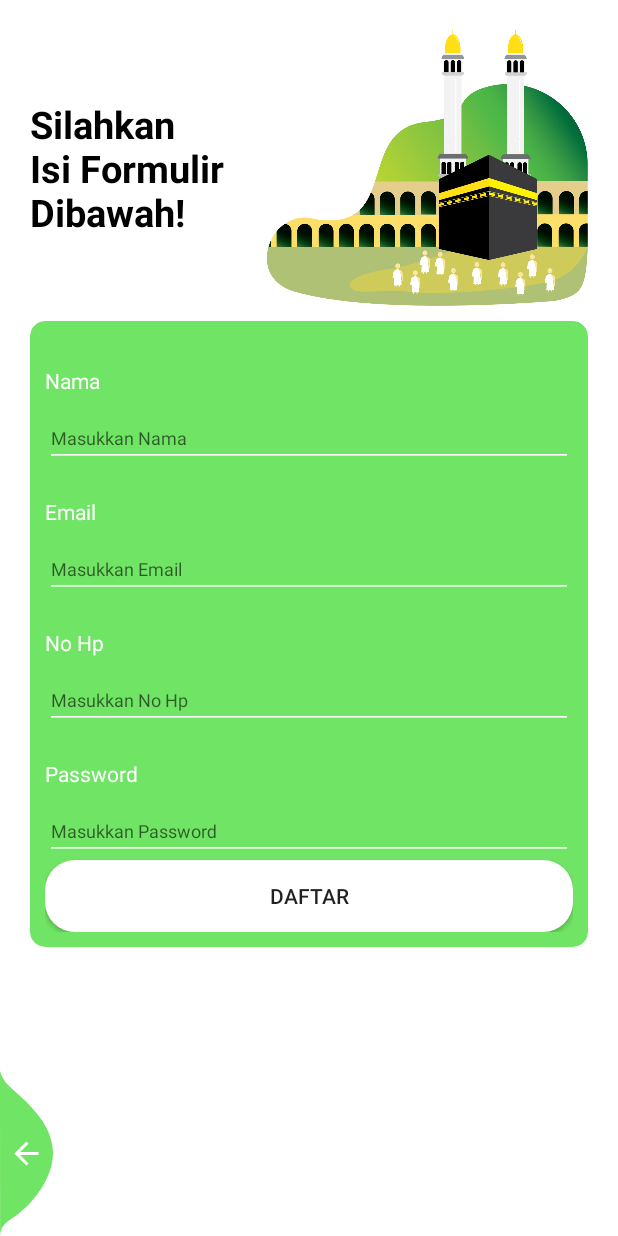
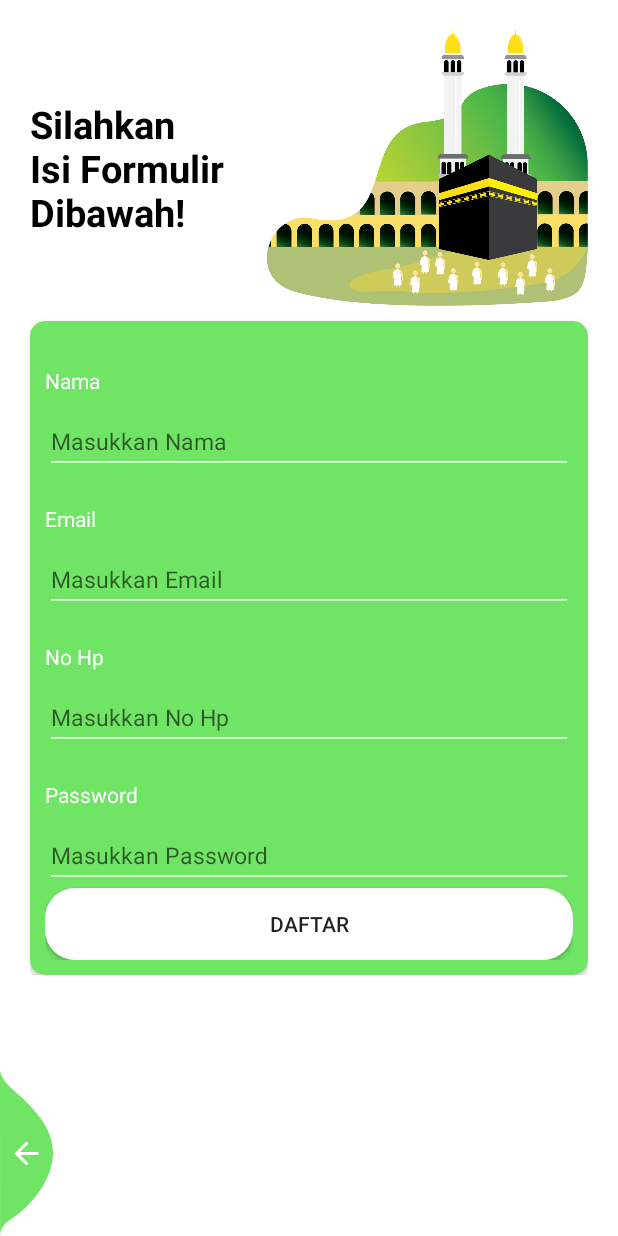
Before and after one commit to Rivaldz/HajiHealthMonitoring, an Android app: the RegisterActivity screen opened directly, with no data from a screen before it, on a phone screen of 412 x 824 dp. Run offline under Robolectric (Android 15) with nearby library versions, the light colour scheme and no system bars; our stand-ins replace Firebase (no records; nobody signed in at launch, a user with empty details on screens opened directly).

Commit message:
menambahkan register

```diff
--- a/app/src/main/AndroidManifest.xml
+++ b/app/src/main/AndroidManifest.xml
@@ -9,10 +9,10 @@
         android:roundIcon="@mipmap/ic_launcher_round"
         android:supportsRtl="true"
         android:theme="@style/AppTheme.NoActionBar">
-<!--        <activity android:name=".activity.LoginActivity"></activity>-->
+        <activity android:name=".activity.LoginActivity"></activity>
         <activity android:name=".activity.RegisterActivity" />
-        <activity android:name=".MainActivity"/>
-        <activity android:name=".activity.LoginActivity">
+<!--        <activity android:name=".MainActivity"/>-->
+        <activity android:name=".MainActivity">
             <intent-filter>
                 <action android:name="android.intent.action.MAIN" />
 
--- a/app/src/main/java/com/valdo/hajihealthmonitoring/MainActivity.java
+++ b/app/src/main/java/com/valdo/hajihealthmonitoring/MainActivity.java
@@ -4,11 +4,13 @@ import androidx.annotation.NonNull;
 import androidx.appcompat.app.AppCompatActivity;
 import androidx.fragment.app.Fragment;
 
+import android.content.Intent;
 import android.os.Bundle;
 import android.view.MenuItem;
 
 //import com.google.android.material.bottomnavigation.BottomNavigationView;
 import com.google.android.material.bottomnavigation.BottomNavigationView;
+import com.valdo.hajihealthmonitoring.activity.LoginActivity;
 import com.valdo.hajihealthmonitoring.fragment.HomeFragment;
 import com.valdo.hajihealthmonitoring.fragment.ProfileFragment;
 
@@ -43,7 +45,8 @@ public class MainActivity extends AppCompatActivity implements BottomNavigationV
                 fragment =new HomeFragment();
                 break;
             case R.id.action_profile:
-                fragment = new ProfileFragment();
+                startActivity(new Intent(this, LoginActivity.class));
+//                fragment = new ProfileFragment();
                 break;
         }
         return loadFragment(fragment);
--- a/app/src/main/java/com/valdo/hajihealthmonitoring/activity/RegisterActivity.java
+++ b/app/src/main/java/com/valdo/hajihealthmonitoring/activity/RegisterActivity.java
@@ -1,16 +1,98 @@
 package com.valdo.hajihealthmonitoring.activity;
 
+import androidx.annotation.NonNull;
 import androidx.appcompat.app.AppCompatActivity;
 
+import android.content.Intent;
 import android.os.Bundle;
+import android.view.View;
+import android.widget.Button;
+import android.widget.EditText;
+import android.widget.ImageButton;
+import android.widget.ImageView;
+import android.widget.Toast;
 
+import com.google.android.gms.tasks.OnCompleteListener;
+import com.google.android.gms.tasks.Task;
+import com.google.firebase.auth.AuthResult;
+import com.google.firebase.auth.FirebaseAuth;
+import com.google.firebase.database.DatabaseReference;
+import com.google.firebase.database.FirebaseDatabase;
 import com.valdo.hajihealthmonitoring.R;
+import com.valdo.hajihealthmonitoring.model.RegisterModel;
 
 public class RegisterActivity extends AppCompatActivity {
+    ImageView backImage;
+    EditText nama, email,noHp, pass;
+    Button register;
+
+    FirebaseAuth firebaseAuth;
+    DatabaseReference databaseReference;
+    FirebaseDatabase firebaseDatabase;
 
     @Override
     protected void onCreate(Bundle savedInstanceState) {
         super.onCreate(savedInstanceState);
         setContentView(R.layout.activity_register);
+        nama = findViewById(R.id.namaRegister);
+        email = findViewById(R.id.emailRegister);
+        noHp = findViewById(R.id.noHpRegister);
+        pass = findViewById(R.id.passRegister);
+
+        backImage = findViewById(R.id.buttonBack);
+        register = findViewById(R.id.buttonDaftar);
+
+        firebaseAuth = FirebaseAuth.getInstance();
+        firebaseDatabase = FirebaseDatabase.getInstance();
+        databaseReference = firebaseDatabase.getReference("User");
+
+
+        backImage.setOnClickListener(new View.OnClickListener() {
+            @Override
+            public void onClick(View v) {
+                startActivity(new Intent(RegisterActivity.this, LoginActivity.class));
+                finish();
+            }
+        });
+
+       register.setOnClickListener(new View.OnClickListener() {
+           @Override
+           public void onClick(View v) {
+               regiterEmail();
+
+           }
+       });
+
+    }
+
+    private void regiterEmail(){
+        String emailString = email.getText().toString();
+        String passString = pass.getText().toString();
+
+        firebaseAuth.createUserWithEmailAndPassword(emailString, passString)
+                .addOnCompleteListener(new OnCompleteListener<AuthResult>() {
+                    @Override
+                    public void onComplete(@NonNull Task<AuthResult> task) {
+                        fillDatabaseRegister();
+                        Toast.makeText(getBaseContext(), "Berhasil Register Silahkan Login Untuk Melanjutkan",Toast.LENGTH_LONG).show();
+                        startActivity(new Intent(RegisterActivity.this, LoginActivity.class));
+                        finish();
+
+                    }
+                });
+
+    }
+
+    private  void fillDatabaseRegister(){
+        String namaString = nama.getText().toString();
+        String emailString = email.getText().toString();
+        String noHpString = noHp.getText().toString();
+        String passString = pass.getText().toString();
+        String[] emailSplit = emailString.split("\\.");
+        String email = emailSplit[0];
+
+        RegisterModel registerModel = new RegisterModel(namaString,email,noHpString,passString);
+        databaseReference.child(email).setValue(registerModel);
+
     }
 }
--- a/app/src/main/res/layout/activity_login.xml
+++ b/app/src/main/res/layout/activity_login.xml
@@ -68,7 +68,7 @@
                     android:id="@+id/editTextEmail"
                     android:layout_width="match_parent"
                     android:layout_height="wrap_content"
-                    android:textSize="12sp"
+                    android:textSize="15sp"
                     android:inputType="textEmailAddress"
                     android:backgroundTint="@color/greenYoung"
                     android:maxLines="1"
@@ -91,7 +91,7 @@
                     android:id="@+id/editTextPassword"
                     android:inputType="textPassword"
                     android:hint="Masukkan password anda!"
-                    android:textSize="12sp"
+                    android:textSize="15sp"
                     android:backgroundTint="@color/greenYoung"
                     android:maxLines="1"
                     android:layout_width="match_parent"
--- a/app/src/main/res/layout/activity_register.xml
+++ b/app/src/main/res/layout/activity_register.xml
@@ -67,10 +67,11 @@
                         android:layout_width="match_parent"
                         android:layout_height="wrap_content">
                         <EditText
+                            android:id="@+id/namaRegister"
                             android:layout_width="match_parent"
                             android:layout_height="wrap_content"
                             android:maxLines="1"
-                            android:textSize="12sp"
+                            android:textSize="15sp"
                             android:textColorHint="@color/white"
                             android:inputType="textPersonName"
                             android:backgroundTint="@color/white"
@@ -89,7 +90,7 @@
                         android:layout_height="wrap_content">
 
                         <EditText
-                            android:id="@+id/editEmail"
+                            android:id="@+id/emailRegister"
                             android:layout_width="match_parent"
                             android:layout_height="wrap_content"
                             android:layout_weight="1"
@@ -97,7 +98,7 @@
                             android:maxLines="1"
                             android:textColorHint="@color/white"
                             android:backgroundTint="@color/white"
-                            android:textSize="12sp"
+                            android:textSize="15sp"
                             android:ems="10"
                             android:inputType="textEmailAddress" />
                     </com.google.android.material.textfield.TextInputLayout>
@@ -114,7 +115,7 @@
                         android:layout_height="wrap_content">
 
                         <EditText
-                            android:id="@+id/editNohp"
+                            android:id="@+id/noHpRegister"
                             android:layout_width="match_parent"
                             android:layout_height="wrap_content"
                             android:layout_weight="1"
@@ -122,7 +123,7 @@
                             android:hint="Masukkan No Hp"
                             android:textColorHint="@color/white"
                             android:backgroundTint="@color/white"
-                            android:textSize="12sp"
+                            android:textSize="15sp"
                             android:ems="10"
                             android:inputType="phone" />
                     </com.google.android.material.textfield.TextInputLayout>
@@ -139,7 +140,7 @@
                         android:layout_height="wrap_content">
 
                         <EditText
-                            android:id="@+id/editTextPassword"
+                            android:id="@+id/passRegister"
                             android:layout_width="match_parent"
                             android:layout_height="wrap_content"
                             android:layout_weight="1"
@@ -147,7 +148,7 @@
                             android:hint="Masukkan Password"
                             android:backgroundTint="@color/white"
                             android:textColorHint="@color/white"
-                            android:textSize="12sp"
+                            android:textSize="15sp"
                             android:ems="10"
                             android:inputType="textPassword" />
                     </com.google.android.material.textfield.TextInputLayout>
```
Also changed, not shown: app/src/main/java/com/valdo/hajihealthmonitoring/activity/LoginActivity.java (+10 -0 lines), app/src/main/java/com/valdo/hajihealthmonitoring/model/RegisterModel.java (added, +54 -0 lines), app/src/main/res/layout/fragment_home.xml (+5 -2 lines).
